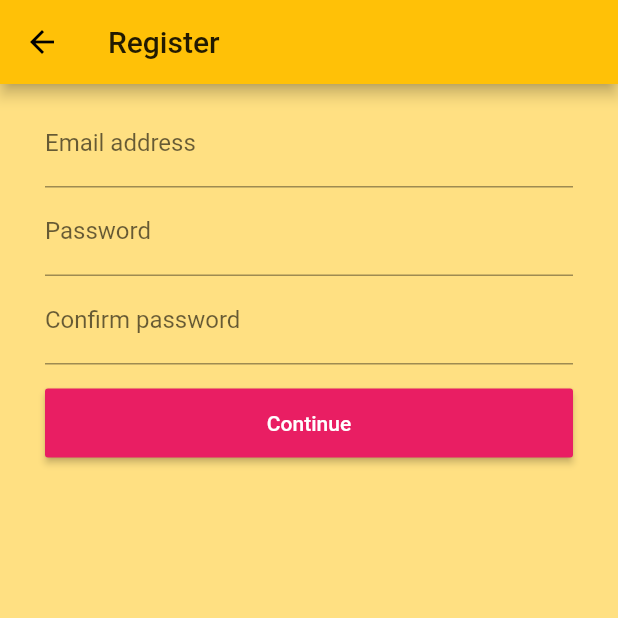
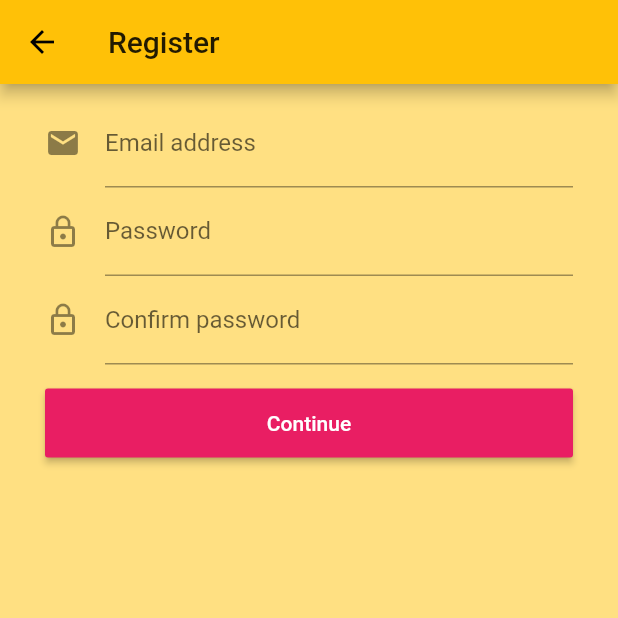
Before and after one commit to Phongsathron/flutter_assignment, a Flutter app: the RegisterScreen screen opened by its route, on a phone screen of 412 x 824 dp, the top half of it. Run offline on Flutter 3.47's test engine with Material 2 defaults, Android fonts, the phone set to English and light mode, and no system bars.

Commit message:
Add icon to register

```diff
--- a/lib/pages/register.dart
+++ b/lib/pages/register.dart
@@ -21,7 +21,8 @@ class RegisterScreenState extends State<RegisterScreen>{
 
     TextFormField emailField = TextFormField(
       decoration: InputDecoration(
-        labelText: "Email address"
+        labelText: "Email address",
+        icon: Icon(Icons.email)
       ),
       keyboardType: TextInputType.emailAddress,
       onSaved: (value) => this.email = value
@@ -29,7 +30,8 @@ class RegisterScreenState extends State<RegisterScreen>{
 
     TextFormField passwordField = TextFormField(
       decoration: InputDecoration(
-        labelText: "Password"
+        labelText: "Password",
+        icon: Icon(Icons.lock_outline)
       ),
       obscureText: true,
       onSaved: (value) => this.password = value
@@ -37,7 +39,8 @@ class RegisterScreenState extends State<RegisterScreen>{
 
     TextFormField passwordConfirmField = TextFormField(
       decoration: InputDecoration(
-        labelText: "Confirm password"
+        labelText: "Confirm password",
+        icon: Icon(Icons.lock_outline)
       ),
       obscureText: true,
       onSaved: (value) => this.confirmPassword = value
```
Also changed, not shown: images/Screenshot_20190216-200857.jpg.
